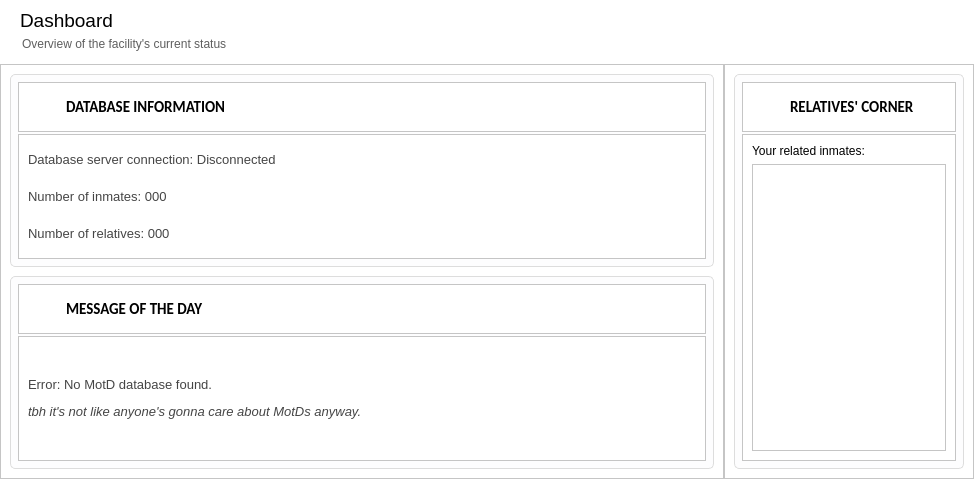
First picture: the form in dashboardwindow.ui, repository NCNM/PMS_01, before the edit.
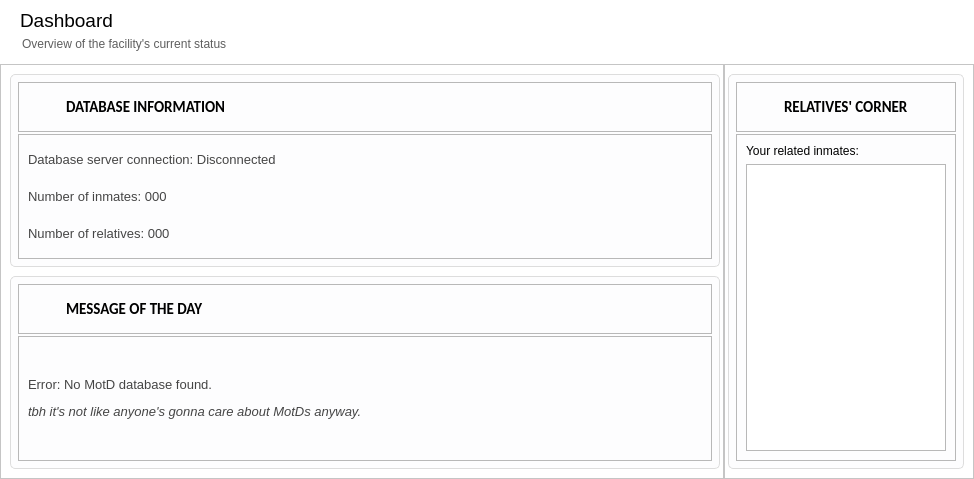
Second picture: the form after the edit. Icons and pictures are not drawn.

The edit to the form file:
```diff
--- a/dashboardwindow.ui
+++ b/dashboardwindow.ui
@@ -177,6 +177,12 @@
             <property name="spacing">
              <number>9</number>
             </property>
+            <property name="leftMargin">
+             <number>9</number>
+            </property>
+            <property name="rightMargin">
+             <number>3</number>
+            </property>
             <item>
              <widget class="QFrame" name="dsbDatabase">
               <property name="styleSheet">
@@ -238,6 +244,9 @@
                    <height>50</height>
                   </size>
                  </property>
+                 <property name="styleSheet">
+                  <string notr="true">background-color: 0;</string>
+                 </property>
                  <property name="frameShape">
                   <enum>QFrame::StyledPanel</enum>
                  </property>
@@ -293,6 +302,9 @@
                </item>
                <item>
                 <widget class="QFrame" name="frame_7">
+                 <property name="styleSheet">
+                  <string notr="true">background-color: 0;</string>
+                 </property>
                  <property name="frameShape">
                   <enum>QFrame::StyledPanel</enum>
                  </property>
@@ -418,6 +430,9 @@
                    <height>50</height>
                   </size>
                  </property>
+                 <property name="styleSheet">
+                  <string notr="true">background-color: 0;</string>
+                 </property>
                  <property name="frameShape">
                   <enum>QFrame::StyledPanel</enum>
                  </property>
@@ -473,6 +488,9 @@
                </item>
                <item>
                 <widget class="QFrame" name="frame_9">
+                 <property name="styleSheet">
+                  <string notr="true">background-color: 0;</string>
+                 </property>
                  <property name="frameShape">
                   <enum>QFrame::StyledPanel</enum>
                  </property>
@@ -527,6 +545,9 @@
             <enum>QFrame::Raised</enum>
            </property>
            <layout class="QVBoxLayout" name="verticalLayout_3">
+            <property name="leftMargin">
+             <number>3</number>
+            </property>
             <item>
              <widget class="QFrame" name="dsbShortcuts">
               <property name="minimumSize">
@@ -600,6 +621,9 @@
                    <height>50</height>
                   </size>
                  </property>
+                 <property name="styleSheet">
+                  <string notr="true">background-color: 0;</string>
+                 </property>
                  <property name="frameShape">
                   <enum>QFrame::StyledPanel</enum>
                  </property>
@@ -655,6 +679,9 @@
                </item>
                <item>
                 <widget class="QFrame" name="frame_11">
+                 <property name="styleSheet">
+                  <string notr="true">background-color: 0;</string>
+                 </property>
                  <property name="frameShape">
                   <enum>QFrame::StyledPanel</enum>
                  </property>
```
